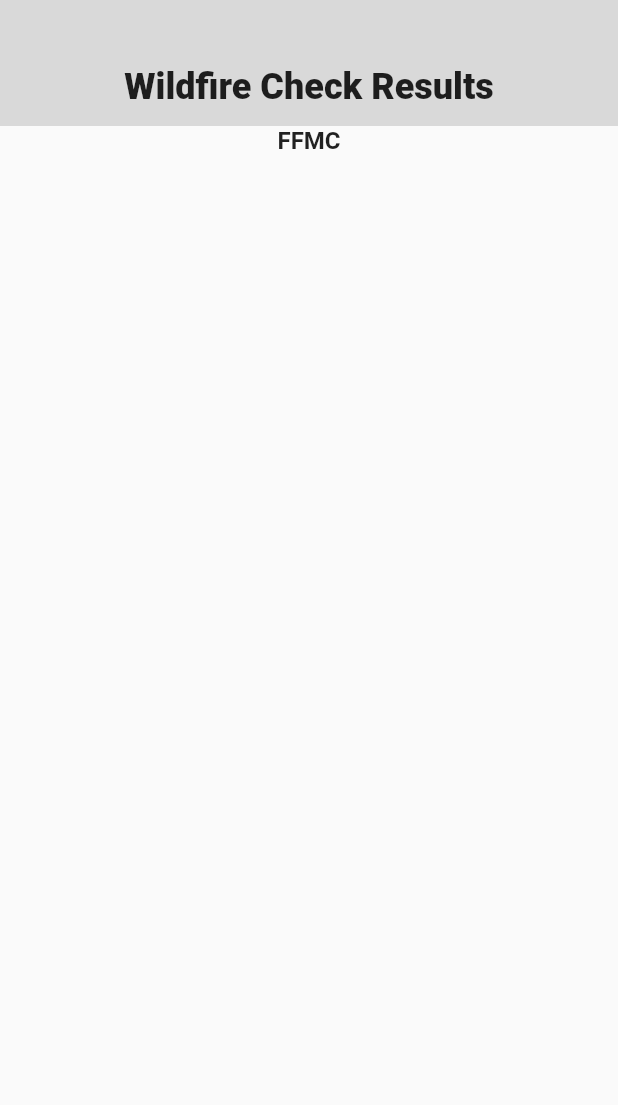
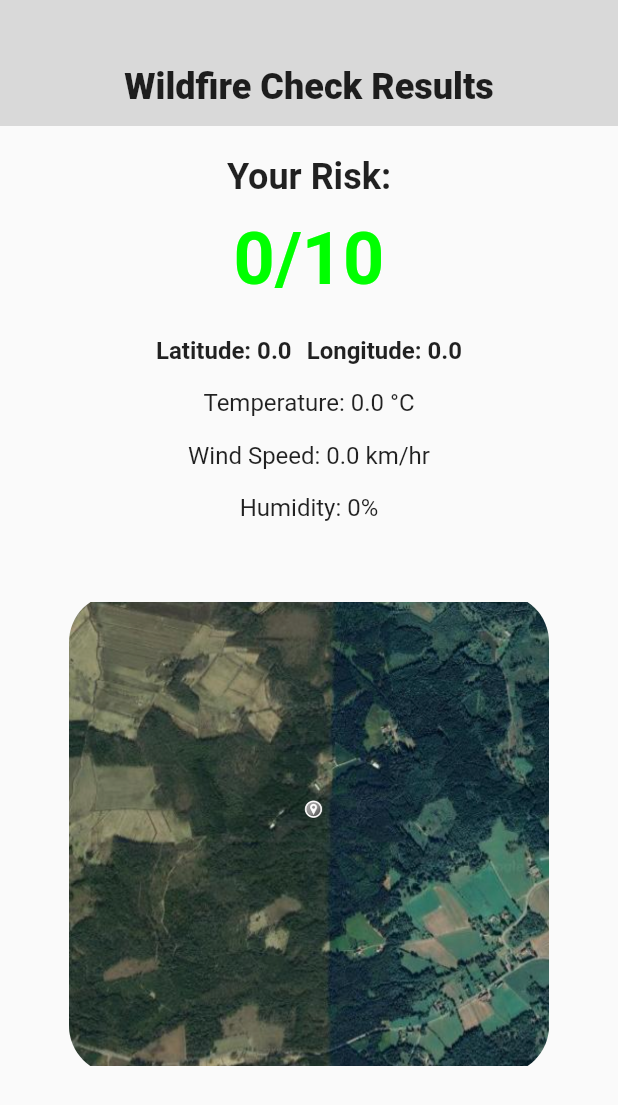
Before and after one commit to bub655/wildfire_risk_assessment, a Flutter app: the PresentResultsPage screen opened directly with empty values, on a phone screen of 412 x 824 dp. Shown: the top 1105 px of the screen. Run offline on Flutter 3.47's test engine with Material 2 defaults, Android fonts, the phone set to English and light mode, and no system bars; our stand-ins replace flutter_dotenv, numberpicker.

```diff
--- a/lib/screens/main.dart
+++ b/lib/screens/main.dart
@@ -4,6 +4,7 @@ import 'package:flutter_dotenv/flutter_dotenv.dart';
 import 'package:wildfire_risk_assessment/screens/statistics/statistics.dart';
 
 void main()async {
+
   await dotenv.load(fileName: 'assets/.env');
   runApp(const MyApp());
 }
--- a/lib/screens/present/present_results.dart
+++ b/lib/screens/present/present_results.dart
@@ -1,4 +1,5 @@
 import 'package:flutter/material.dart';
+
 
 class PresentResultsPage extends StatefulWidget {
   const PresentResultsPage({
@@ -24,17 +25,60 @@ class PresentResultsPage extends StatefulWidget {
   final int range;
 
   @override
-  State<PresentResultsPage> createState() => _PresentResultsPageState();
+  State<PresentResultsPage> createState() => _PresentResultsPageState(latitude, longitude, factor, area, humidity, temp, wind, range);
 }
 
 class _PresentResultsPageState extends State<PresentResultsPage> {
+  double latitude = 0.0;
+  double longitude = 0.0;
+  int factor = 0;
+  double area = 0.0;
+  int humidity = 0;
+  double temp = 0.0;
+  double wind = 0.0;
+  int range = 0;
+
+  _PresentResultsPageState(latitude, longitude, factor, area, humidity, temp, wind, range) {
+    this.latitude = latitude;
+    this.longitude = longitude;
+    this.factor = factor;
+    this.area = area;
+    this.humidity = humidity;
+    this.temp = double.parse(temp.toStringAsFixed(2));
+    this.wind = double.parse(wind.toStringAsFixed(2));
+    this.range = range;
+  }
   var style = TextStyle(
     fontWeight: FontWeight.w700,
     fontSize: 16,
   );
+  var color = Color(0xff000000);
 
   @override
   Widget build(BuildContext context) {
+    if (factor == 0) {
+      color = Color(0xff00ff00);
+    } else if (factor == 1) {
+      color = Color(0xff32CD32);
+    } else if (factor == 2) {
+      color = Color(0xff00FF7F);
+    }else if (factor == 3) {
+      color = Color(0xff7FFF00);
+    }else if (factor == 4) {
+      color = Color(0xff9ACD32);
+    }else if (factor == 5) {
+      color = Color(0xffFFFF00);
+    } else if (factor == 6) {
+      color = Color(0xffFFD700);
+    }else if (factor == 7) {
+      color = Color(0xffFFA500);
+    }else if (factor == 8) {
+      color = Color(0xffFF8C00);
+    }else if (factor == 9) {
+      color = Color(0xffDC143C);
+    }else if (factor == 10) {
+      color = Color(0xffFF0000);
+    }
     return Scaffold(
         body: Column(
           crossAxisAlignment: CrossAxisAlignment.center,
@@ -55,7 +99,70 @@ class _PresentResultsPageState extends State<PresentResultsPage> {
               ),
               color: Color(0xffd9d9d9)
             ),
-            Text('FFMC', style:style),
+            Center(
+              child: Column(
+                mainAxisAlignment: MainAxisAlignment.center,
+                children: [
+                  SizedBox(height: 20),
+                  Text(
+                    'Your Risk:',
+                    style: TextStyle(fontSize: 24, fontWeight: FontWeight.bold),
+                  ),
+                  SizedBox(height: 12),
+                  Text(
+                    '${factor}/10',
+                    style: TextStyle(
+                        fontSize: 48,
+                        fontWeight: FontWeight.bold,
+                        color: color
+                    ),
+                  ),
+                  SizedBox(height: 24),
+                  Row(
+                    mainAxisAlignment: MainAxisAlignment.center,
+                    children: [
+                      Text('Latitude: $latitude',
+                        style: TextStyle(fontSize: 16, fontWeight: FontWeight.w600)),
+                      SizedBox(width: 10),
+                      Text('Longitude: ${longitude}',
+                          style: TextStyle(fontSize: 16, fontWeight: FontWeight.w600)),
+                    ],
+                  ),
+                  SizedBox(height: 16),
+                  Text(
+                    'Temperature: ${temp} °C',
+                    style: TextStyle(fontSize: 16),
+                  ),
+                  SizedBox(height: 16),
+                  Text(
+                    'Wind Speed: ${wind} km/hr',
+                    style: TextStyle(fontSize: 16),
+                  ),
+                  SizedBox(height: 16),
+                  Text(
+                    'Humidity: ${humidity}%',
+                    style: TextStyle(fontSize: 16),
+                  ),
+                  SizedBox(height: 48),
+                  Padding(
+                    padding: const EdgeInsets.symmetric(horizontal: 6.0, vertical: 0),
+                    child: Container(
+                        height: 320,
+                        width: 320,
+                        child: ClipRRect(
+                          borderRadius: BorderRadius.circular(32.0),
+                          child: Image.asset(
+                            'assets/images/RiskAssessment.png',
+                          ),
+                        )
+
+
+
+                    ),
+                  )
+                ],
+              ),
+            ),
           ],
         )
     );
--- a/lib/screens/statistics/wildfireDetails.dart
+++ b/lib/screens/statistics/wildfireDetails.dart
@@ -1,7 +1,6 @@
 import 'package:flutter/material.dart';
 import 'package:wildfire_risk_assessment/screens/home.dart';
 import 'package:wildfire_risk_assessment/screens/statistics/statistics.dart';
-
 
 class WildfireStatistic extends StatefulWidget {
   final String wildfireName;
@@ -42,6 +41,7 @@ class WildfireStatistic extends StatefulWidget {
 }
 
 class _WildfireStatisticState extends State<WildfireStatistic> {
+
   String wildfireName = "";
   String acresBurned = "N/A";
   String counties = "N/A";
@@ -72,8 +72,8 @@ class _WildfireStatisticState extends State<WildfireStatistic> {
     this.searchDescription = searchDescription;
     this.latitude = latitude;
     this.longitude = longitude;
+  }
 
-  }
   @override
   Widget build(BuildContext context) {
     return Scaffold(
@@ -150,6 +150,22 @@ class _WildfireStatisticState extends State<WildfireStatistic> {
               ],
             ),
           ),
+          Padding(
+            padding: const EdgeInsets.symmetric(horizontal: 6.0, vertical: 0),
+            child: Container(
+              height: 320,
+              width: 320,
+              child: ClipRRect(
+                borderRadius: BorderRadius.circular(32.0),
+                child: Image.asset(
+                    'assets/images/Statistics.png',
+                ),
+              )
+
+
+
+            ),
+          )
         ],
       ),
     );
--- a/pubspec.yaml
+++ b/pubspec.yaml
@@ -67,6 +67,7 @@ flutter:
   assets:
     - assets/.env
     - assets/converted.json
+    - assets/images/
   #   - images/a_dot_burr.jpeg
   #   - images/a_dot_ham.jpeg
 
```
Also changed, not shown: assets/images/RiskAssessment.png (added), assets/images/Statistics.png (added), 5 other files.
